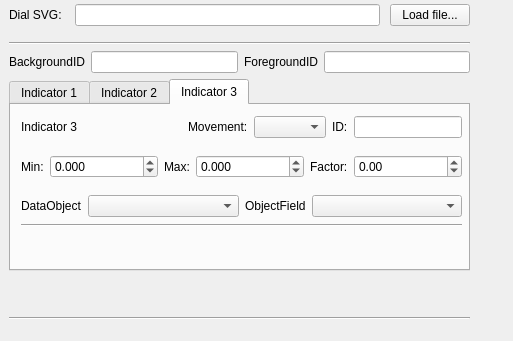
This is ground/src/plugins/airspeed/airspeedgadgetoptionspage.ui in openpilot/OpenPilot as Qt 5 draws it before an edit. The edited form follows.
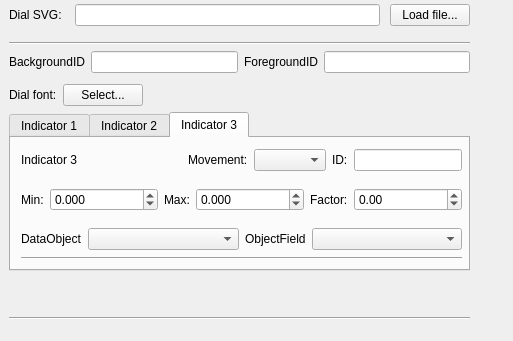
This is the edited form. The open tabs and pages were chosen to show the change.

Commit message: OP-60: Analog dials gadget can now also display the numeric value on the dial if the dial is configured to do so (just add an element called with the same name as the needle + "-text" and the text will be displayed there). Removed unnecessary update() calls which slowed the gadget down. Wiki documentation to follow...

```diff
--- a/ground/src/plugins/airspeed/airspeedgadgetoptionspage.ui
+++ b/ground/src/plugins/airspeed/airspeedgadgetoptionspage.ui
@@ -28,7 +28,7 @@
      <height>331</height>
     </rect>
    </property>
-   <layout class="QVBoxLayout" name="verticalLayout" stretch="0,0,0,0,0,0">
+   <layout class="QVBoxLayout" name="verticalLayout" stretch="0,0,0,0,0,0,0">
     <property name="sizeConstraint">
      <enum>QLayout::SetMinimumSize</enum>
     </property>
@@ -105,6 +105,40 @@
       </item>
      </layout>
     </item>
+    <item>
+     <layout class="QHBoxLayout" name="horizontalLayout_12">
+      <property name="topMargin">
+       <number>5</number>
+      </property>
+      <item>
+       <widget class="QLabel" name="label_28">
+        <property name="text">
+         <string>Dial font:</string>
+        </property>
+       </widget>
+      </item>
+      <item>
+       <widget class="QPushButton" name="fontPicker">
+        <property name="text">
+         <string>Select...</string>
+        </property>
+       </widget>
+      </item>
+      <item>
+       <spacer name="horizontalSpacer_4">
+        <property name="orientation">
+         <enum>Qt::Horizontal</enum>
+        </property>
+        <property name="sizeHint" stdset="0">
+         <size>
+          <width>40</width>
+          <height>20</height>
+         </size>
+        </property>
+       </spacer>
+      </item>
+     </layout>
+    </item>
     <item>
      <widget class="QTabWidget" name="tabWidget">
       <property name="sizePolicy">
```
Left out of the diff: 2 changed lines with no effect on the pictures. The commit also changes 7 other files.
